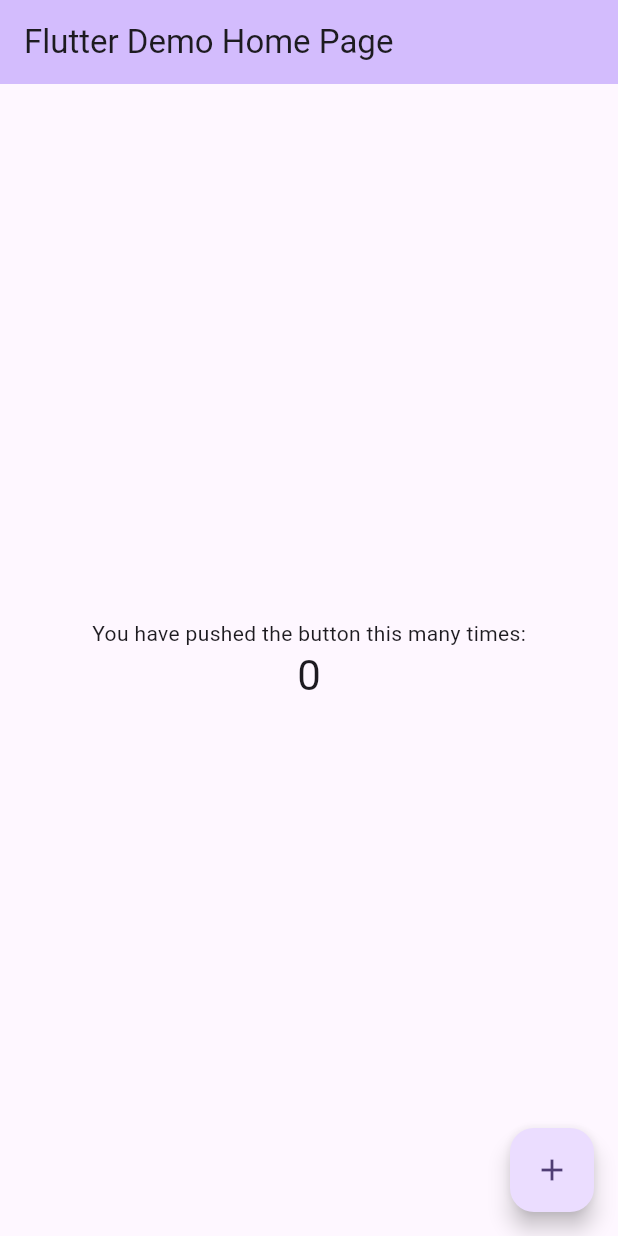
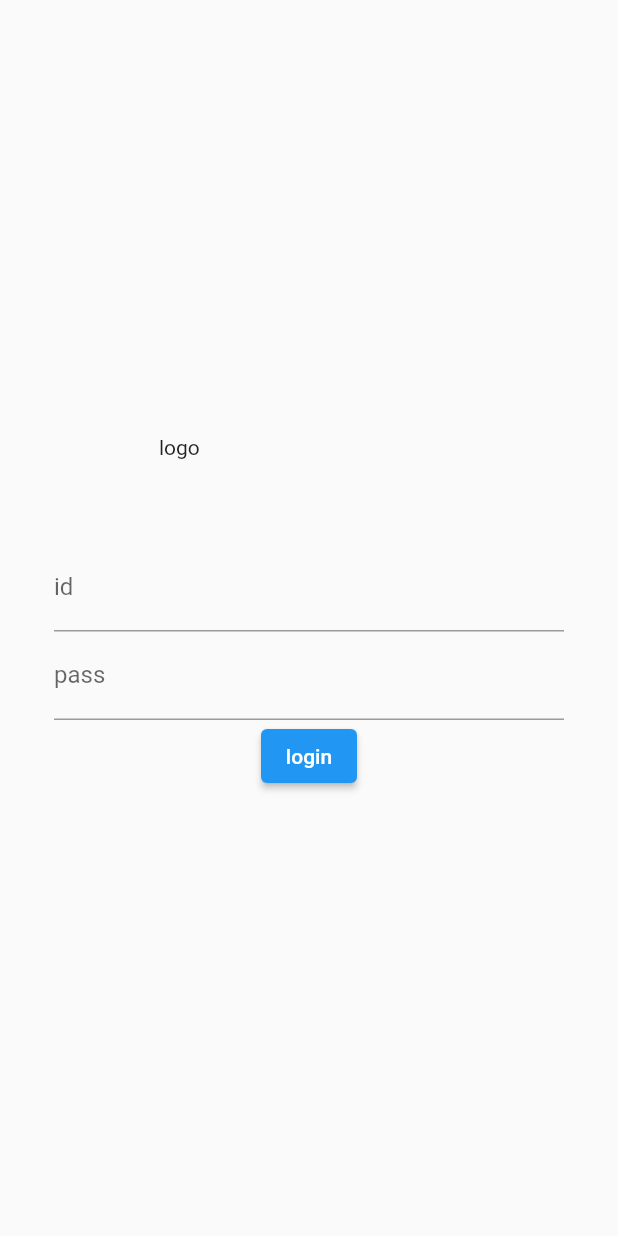
Before and after one commit to sabreenmb/senior_project, a Flutter app: the screen it shows after launch, on a phone screen of 412 x 824 dp. Run offline on Flutter 3.47's test engine with Material 2 defaults, Android fonts, the phone set to English and light mode, and no system bars; our stand-ins replace firebase_auth, firebase_core; accounts and stored records are empty.

Commit message:
login Sabreen changes

```diff
--- /dev/null
+++ b/lib/LoginScreen.dart
@@ -0,0 +1,119 @@
+import 'package:firebase_auth/firebase_auth.dart';
+import 'package:flutter/cupertino.dart';
+import 'package:flutter/material.dart';
+
+import 'ServicesScreen.dart';
+
+final _firebase = FirebaseAuth.instance;
+
+class LoginScreen extends StatefulWidget {
+  const LoginScreen({super.key});
+  @override
+  State<LoginScreen> createState() => _LoginScreenState();
+}
+
+class _LoginScreenState extends State<LoginScreen> {
+  final _formKey = GlobalKey<FormState>();
+
+  String _enteredID = '';
+  String _enteredPass = '';
+
+  Future<void> _submit() async {
+    final isValid = _formKey.currentState!.validate();
+
+    if (!isValid) {
+      return;
+    }
+    print("inv");
+
+    _formKey.currentState!.save();
+    try {
+      final userCridential = await _firebase.signInWithEmailAndPassword(
+          email: _enteredID, password: _enteredPass);
+      print("user:$userCridential");
+      Navigator.pushReplacement(
+          context, MaterialPageRoute(builder: (_) => ServisesScreen()));
+    } on FirebaseAuthException catch (error) {
+      ScaffoldMessenger.of(context).clearSnackBars();
+      ScaffoldMessenger.of(context).showSnackBar(SnackBar(
+        content: Text(error.message ?? 'Athuntication Faild'),
+      ));
+    }
+
+  }
+
+  @override
+  Widget build(BuildContext context) {
+    // TODO: implement build
+    return Scaffold(
+      body: Center(
+        child: SingleChildScrollView(
+          child: Column(
+            mainAxisAlignment: MainAxisAlignment.center,
+            children: [
+              Container(
+                margin: const EdgeInsets.only(
+                    top: 30, bottom: 20, left: 20, right: 20),
+                width: 200,
+                child: Text("logo"),
+              ),
+              Container(
+                margin: const EdgeInsets.all(20),
+                child: SingleChildScrollView(
+                  child: Padding(
+                    padding: const EdgeInsets.all(16),
+                    child: Form(
+                      key: _formKey,
+                      child: Column(
+                        mainAxisSize: MainAxisSize.min,
+                        children: [
+                          TextFormField(
+                            decoration: InputDecoration(labelText: 'id'),
+                            textAlign: TextAlign.right,
+                            keyboardType: TextInputType.number,
+                            autocorrect: false,
+                            validator: (value) {
+                              if (value == null ||
+                                  value.trim().isEmpty ||
+                                  value.length != 7) {
+                                return "tsxt masage";
+                              }
+                            },
+                            onSaved: (value) {
+                              print(_enteredID);
+
+                              _enteredID = ("$value" + "@uj.edu.sa");
+                            },
+                          ),
+                          TextFormField(
+                            decoration: InputDecoration(labelText: 'pass'),
+                            validator: (value) {
+                              if (value == null || value.trim().isEmpty) {
+                                print("invalid");
+
+                                return "pa'ss masage";
+                              }
+                            },
+                            textAlign: TextAlign.right,
+                            obscureText: true,
+                            onSaved: (value) {
+                              _enteredPass = value!;
+                            },
+                          ),
+                          ElevatedButton(
+                            onPressed: _submit,
+                            child: const Text("login"),
+                          )
+                        ],
+                      ),
+                    ),
+                  ),
+                ),
+              )
+            ],
+          ),
+        ),
+      ),
+    );
+  }
+}
--- a/lib/main.dart
+++ b/lib/main.dart
@@ -1,6 +1,13 @@
+import 'package:firebase_core/firebase_core.dart';
 import 'package:flutter/material.dart';
+import 'package:senior_project/LoginScreen.dart';
 
-void main() {
+import 'firebase_options.dart';
+void main() async{
+  WidgetsFlutterBinding.ensureInitialized();
+  await Firebase.initializeApp(
+    options: DefaultFirebaseOptions.currentPlatform,
+  );
   runApp(const MyApp());
 }
 
@@ -10,116 +17,10 @@ class MyApp extends StatelessWidget {
   // This widget is the root of your application.
   @override
   Widget build(BuildContext context) {
-    return MaterialApp(
-      title: 'Flutter Demo',
-      theme: ThemeData(
-        // This is the theme of your application.
-        //
-        // TRY THIS: Try running your application with "flutter run". You'll see
-        // the application has a blue toolbar. Then, without quitting the app,
-        // try changing the seedColor in the colorScheme below to Colors.green
-        // and then invoke "hot reload" (save your changes or press the "hot
-        // reload" button in a Flutter-supported IDE, or press "r" if you used
-        // the command line to start the app).
-        //
-        // Notice that the counter didn't reset back to zero; the application
-        // state is not lost during the reload. To reset the state, use hot
-        // restart instead.
-        //
-        // This works for code too, not just values: Most code changes can be
-        // tested with just a hot reload.
-        colorScheme: ColorScheme.fromSeed(seedColor: Colors.deepPurple),
-        useMaterial3: true,
-      ),
-      home: const MyHomePage(title: 'Flutter Demo Home Page'),
+    return const MaterialApp(
+        home: LoginScreen(),
+
+
     );
   }
 }
-
-class MyHomePage extends StatefulWidget {
-  const MyHomePage({super.key, required this.title});
-
-  // This widget is the home page of your application. It is stateful, meaning
-  // that it has a State object (defined below) that contains fields that affect
-  // how it looks.
-
-  // This class is the configuration for the state. It holds the values (in this
-  // case the title) provided by the parent (in this case the App widget) and
-  // used by the build method of the State. Fields in a Widget subclass are
-  // always marked "final".
-
-  final String title;
-
-  @override
-  State<MyHomePage> createState() => _MyHomePageState();
-}
-
-class _MyHomePageState extends State<MyHomePage> {
-  int _counter = 0;
-
-  void _incrementCounter() {
-    setState(() {
-      // This call to setState tells the Flutter framework that something has
-      // changed in this State, which causes it to rerun the build method below
-      // so that the display can reflect the updated values. If we changed
-      // _counter without calling setState(), then the build method would not be
-      // called again, and so nothing would appear to happen.
-      _counter++;
-    });
-  }
-
-  @override
-  Widget build(BuildContext context) {
-    // This method is rerun every time setState is called, for instance as done
-    // by the _incrementCounter method above.
-    //
-    // The Flutter framework has been optimized to make rerunning build methods
-    // fast, so that you can just rebuild anything that needs updating rather
-    // than having to individually change instances of widgets.
-    return Scaffold(
-      appBar: AppBar(
-        // TRY THIS: Try changing the color here to a specific color (to
-        // Colors.amber, perhaps?) and trigger a hot reload to see the AppBar
-        // change color while the other colors stay the same.
-        backgroundColor: Theme.of(context).colorScheme.inversePrimary,
-        // Here we take the value from the MyHomePage object that was created by
-        // the App.build method, and use it to set our appbar title.
-        title: Text(widget.title),
-      ),
-      body: Center(
-        // Center is a layout widget. It takes a single child and positions it
-        // in the middle of the parent.
-        child: Column(
-          // Column is also a layout widget. It takes a list of children and
-          // arranges them vertically. By default, it sizes itself to fit its
-          // children horizontally, and tries to be as tall as its parent.
-          //
-          // Column has various properties to control how it sizes itself and
-          // how it positions its children. Here we use mainAxisAlignment to
-          // center the children vertically; the main axis here is the vertical
-          // axis because Columns are vertical (the cross axis would be
-          // horizontal).
-          //
-          // TRY THIS: Invoke "debug painting" (choose the "Toggle Debug Paint"
-          // action in the IDE, or press "p" in the console), to see the
-          // wireframe for each widget.
-          mainAxisAlignment: MainAxisAlignment.center,
-          children: <Widget>[
-            const Text(
-              'You have pushed the button this many times:',
-            ),
-            Text(
-              '$_counter',
-              style: Theme.of(context).textTheme.headlineMedium,
-            ),
-          ],
-        ),
-      ),
-      floatingActionButton: FloatingActionButton(
-        onPressed: _incrementCounter,
-        tooltip: 'Increment',
-        child: const Icon(Icons.add),
-      ), // This trailing comma makes auto-formatting nicer for build methods.
-    );
-  }
-}
--- a/pubspec.yaml
+++ b/pubspec.yaml
@@ -35,6 +35,8 @@ dependencies:
   # The following adds the Cupertino Icons font to your application.
   # Use with the CupertinoIcons class for iOS style icons.
   cupertino_icons: ^1.0.2
+  firebase_core: ^2.23.0
+  firebase_auth: ^4.14.1
 
 dev_dependencies:
   flutter_test:
```
Also changed, not shown: lib/ServicesScreen.dart (added, +18 -0 lines), lib/firebase_options.dart (added), pubspec.lock, 4 other files.
